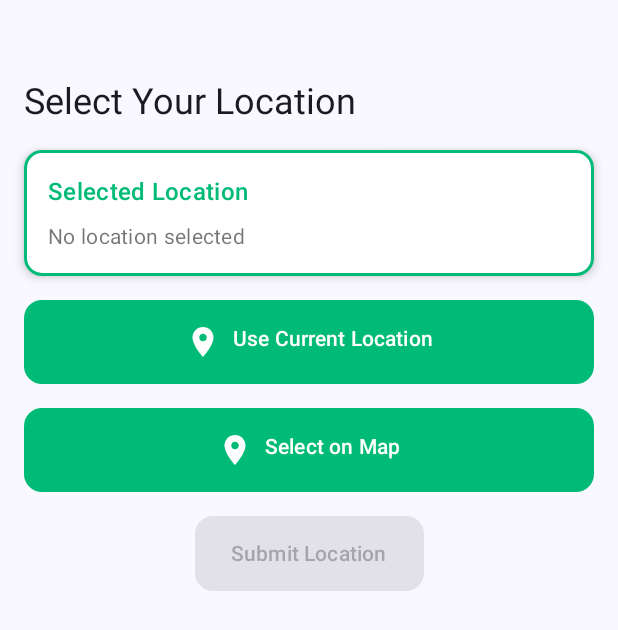
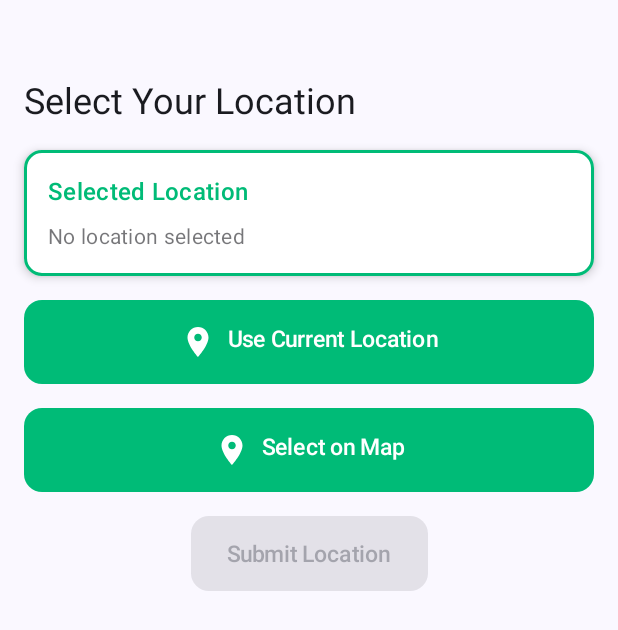
Before and after one commit to DevDewangan16/GeoSender, an Android app built with Jetpack Compose: the screen it shows after launch (MainActivity), on a phone screen of 412 x 824 dp. Shown: the top 630 px of the screen. Run offline under Robolectric (Android 15) with nearby library versions, the phone set to English and light mode, and no system bars.

Commit message:
Refactored UI components for improved consistency, accessibility, and visual coherence across screens.

```diff
--- a/app/src/main/java/com/example/geosender/ui/HomeScreen.kt
+++ b/app/src/main/java/com/example/geosender/ui/HomeScreen.kt
@@ -41,6 +41,7 @@ import androidx.compose.foundation.layout.Spacer
 import androidx.compose.foundation.layout.height
 import androidx.compose.material3.ButtonDefaults
 import androidx.compose.ui.graphics.Color
+import androidx.compose.ui.unit.sp
 import androidx.core.content.ContextCompat
 
 
@@ -223,7 +224,7 @@ fun HomeScreen(
                             strokeWidth = 2.dp
                         )
                     } else {
-                        Text("Submit Location")
+                        Text("Submit Location",fontSize = 15.sp)
                     }
                 }
             }
--- a/app/src/main/java/com/example/geosender/ui/LocationViewModel.kt
+++ b/app/src/main/java/com/example/geosender/ui/LocationViewModel.kt
@@ -57,39 +57,11 @@ class LocationViewModel(
         reverseGeocode(location)
     }
 
-//    fun setLocation(location: LocationData) {
-//        _locationState.value = location
-//    }
-
     fun setErrorMsg(errorMessage:String){
         _errorMessage.value=errorMessage
     }
 
-//    fun submitLocation() {
-//        _locationState.value?.let { location ->
-//            viewModelScope.launch {
-//                _isLoading.value = true
-//                _errorMessage.value = null
-//                _successMessage.value = null
-//
-//                try {
-//                    val response = repository.submitLocation(location)
-//                    if (response.isSuccessful) {
-//                        _successMessage.value = "Location submitted successfully"
-//                    } else {
-//                        _errorMessage.value = "Failed to submit location: ${response.errorBody()?.string() ?: response.code().toString()}"
-//                    }
-//                } catch (e: Exception) {
-//                    _errorMessage.value = "Error: ${e.message ?: "Unknown error"}"
-//                } finally {
-//                    _isLoading.value = false
-//                }
-//            }
-//        } ?: run {
-//            _errorMessage.value = "No location selected"
-//        }
-//    }
-fun submitLocation() {
+    fun submitLocation() {
     _locationState.value?.let { location ->
         viewModelScope.launch {
             _isLoading.value = true
@@ -122,7 +94,7 @@ fun submitLocation() {
             }
         }
     }
-}
+    }
 
     fun clearMessages() {
         _errorMessage.value = null
--- a/app/src/main/java/com/example/geosender/ui/UiComponent.kt
+++ b/app/src/main/java/com/example/geosender/ui/UiComponent.kt
@@ -52,7 +52,7 @@ fun LocationButton(
                 modifier = Modifier.size(24.dp)
             )
             Spacer(modifier = Modifier.width(8.dp))
-            Text(text = text)
+            Text(text = text, fontSize = 15.sp)
         }
     }
 }
```
Also changed, not shown: app/src/main/java/com/example/geosender/ui/LocationUtils.kt (+0 -53 lines), app/src/main/java/com/example/geosender/ui/MapScreen.kt (+0 -89 lines), app/src/main/java/com/example/geosender/ui/data/ApiService.kt (+0 -7 lines).
